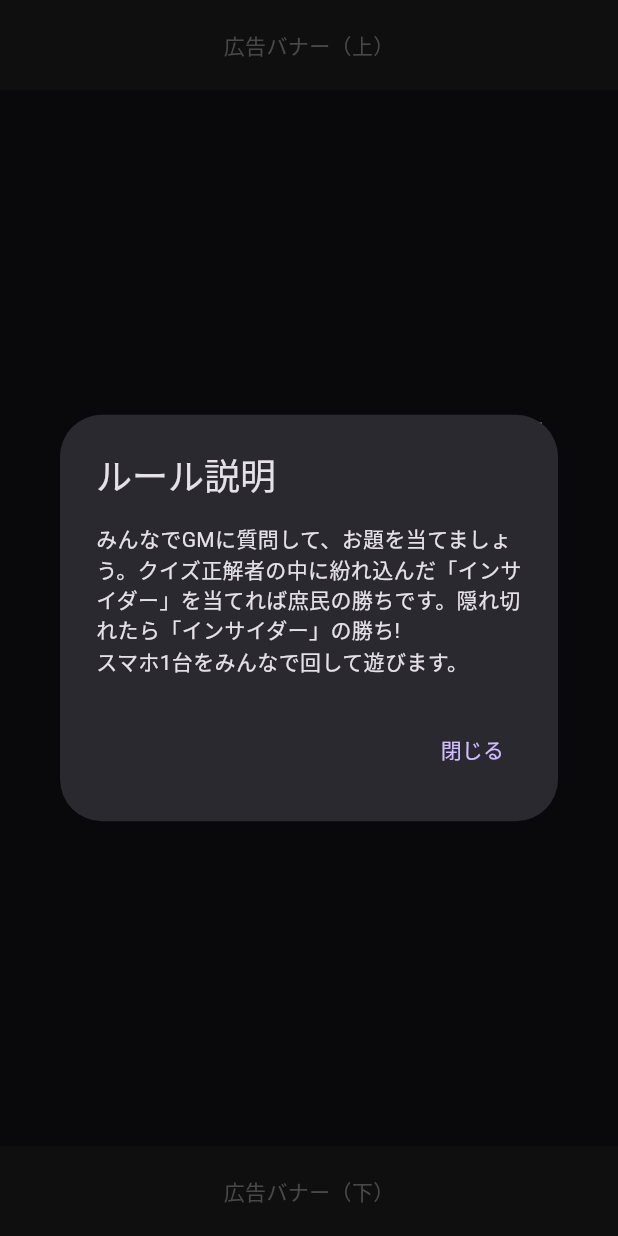
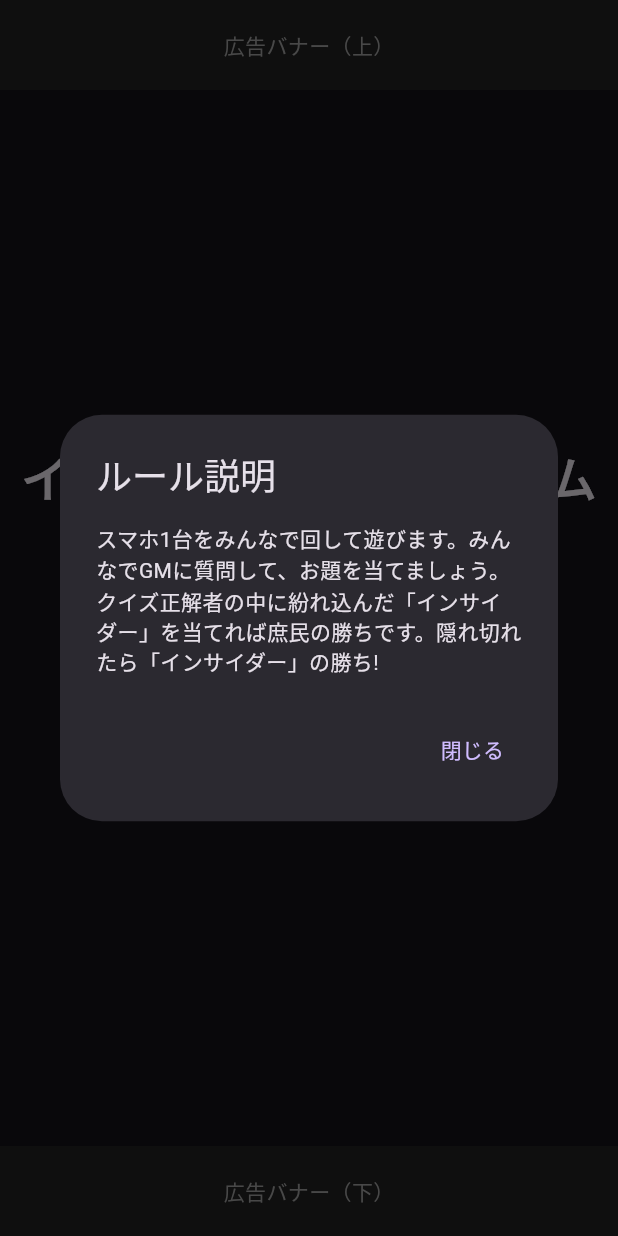
Before and after one commit to shiba-labs/Insider-quiz-game, a Flutter app: the screen it shows after launch, after a tap on "ルール確認する", on a phone screen of 412 x 824 dp. Run offline on Flutter 3.47's test engine with Material 3 defaults, Android fonts, the phone set to English and light mode, and no system bars.

```diff
--- a/lib/main.dart
+++ b/lib/main.dart
@@ -329,7 +329,7 @@ class _MainScreenState extends State<MainScreen> {
   Widget _buildTitleScreen() {
     return Column(
       children: [
-        const Text('インサイダーゲーム風\n(仮称)', textAlign: TextAlign.center, style: TextStyle(fontSize: 32, fontWeight: FontWeight.bold)),
+        const Text('インサイダークイズゲーム', textAlign: TextAlign.center, style: TextStyle(fontSize: 32, fontWeight: FontWeight.bold)),
         const SizedBox(height: 60),
         ElevatedButton(
           style: ElevatedButton.styleFrom(padding: const EdgeInsets.symmetric(horizontal: 50, vertical: 15)),
@@ -343,7 +343,7 @@ class _MainScreenState extends State<MainScreen> {
               context: context,
               builder: (context) => AlertDialog(
                 title: const Text('ルール説明'),
-                content: const Text('みんなでGMに質問して、お題を当てましょう。クイズ正解者の中に紛れ込んだ「インサイダー」を当てれば庶民の勝ちです。隠れ切れたら「インサイダー」の勝ち!\nスマホ1台をみんなで回して遊びます。'),
+                content: const Text('スマホ1台をみんなで回して遊びます。みんなでGMに質問して、お題を当てましょう。クイズ正解者の中に紛れ込んだ「インサイダー」を当てれば庶民の勝ちです。隠れ切れたら「インサイダー」の勝ち!'),
                 actions: [TextButton(onPressed: () => Navigator.pop(context), child: const Text('閉じる'))],
               ),
             );
```
